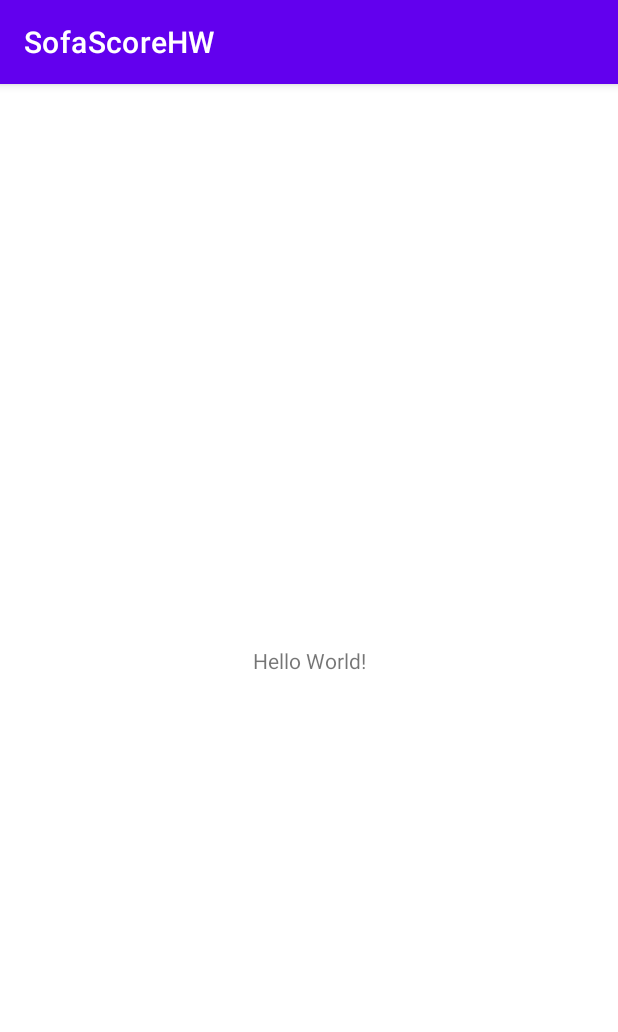
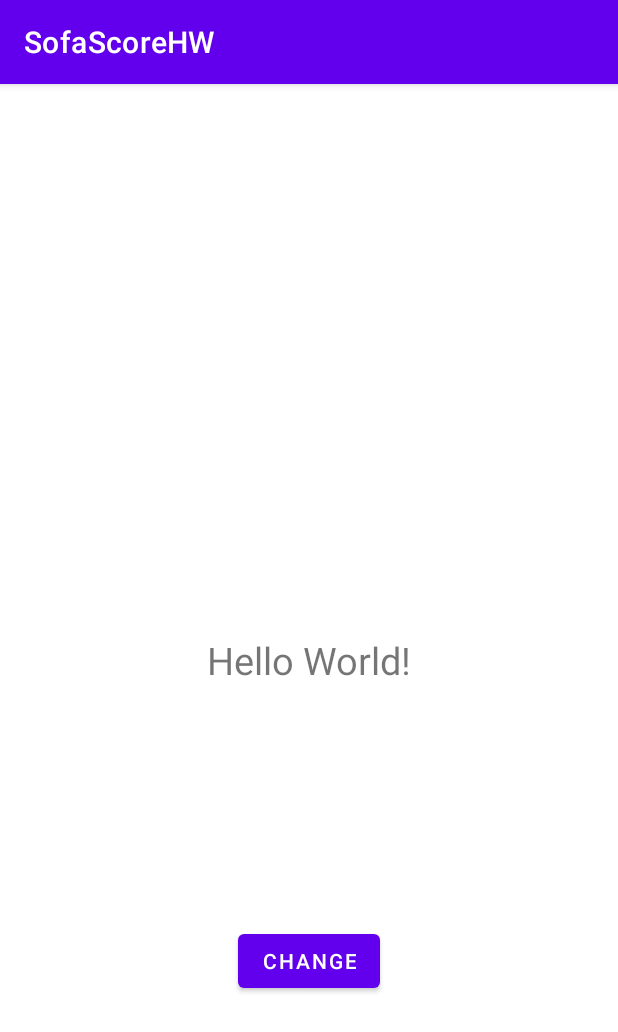
Before and after one commit to karlo-franic/SofaScoreHW, an Android app: the screen it shows after launch (MainActivity), on a phone screen of 412 x 824 dp. Shown: the top 1032 px of the screen. Run offline under Robolectric (Android 15) with nearby library versions, the phone set to English and light mode, and no system bars.

Commit message:
Add functional Button to change TextView

```diff
--- a/app/src/main/java/com/example/sofascorehw/MainActivity.kt
+++ b/app/src/main/java/com/example/sofascorehw/MainActivity.kt
@@ -2,10 +2,40 @@ package com.example.sofascorehw
 
 import androidx.appcompat.app.AppCompatActivity
 import android.os.Bundle
+import android.widget.Button
+import android.widget.TextView
 
 class MainActivity : AppCompatActivity() {
     override fun onCreate(savedInstanceState: Bundle?) {
         super.onCreate(savedInstanceState)
         setContentView(R.layout.activity_main)
+
+        val buttonForTextView : Button = findViewById(R.id.buttonForTextView)
+        val textViewOnScreen : TextView = findViewById(R.id.textViewOnScreen)
+
+        val buttonTextOdd : String = getString(R.string.button_name_odd)
+        val buttonTextEven : String = getString(R.string.button_name_even)
+        val TextViewOdd : String = getString(R.string.textview_change_odd)
+        val TextViewEven : String = getString(R.string.textview_change_even)
+
+        var counter = 0
+
+        buttonForTextView.setOnClickListener {
+
+            if (counter % 2 == 0) {
+                textViewOnScreen.text = "$counter $TextViewEven"
+                buttonForTextView.text = buttonTextEven
+            }
+            else {
+                textViewOnScreen.text = "$counter $TextViewOdd"
+                buttonForTextView.text = buttonTextOdd
+            }
+
+            counter = counter.inc()
+
+
+
+
+        }
     }
 }
--- a/app/src/main/res/layout/activity_main.xml
+++ b/app/src/main/res/layout/activity_main.xml
@@ -7,12 +7,25 @@
     tools:context=".MainActivity">
 
     <TextView
+        android:id="@+id/textViewOnScreen"
         android:layout_width="wrap_content"
         android:layout_height="wrap_content"
         android:text="Hello World!"
+        android:textSize="25sp"
         app:layout_constraintBottom_toBottomOf="parent"
         app:layout_constraintLeft_toLeftOf="parent"
         app:layout_constraintRight_toRightOf="parent"
         app:layout_constraintTop_toTopOf="parent" />
 
+    <Button
+        android:id="@+id/buttonForTextView"
+        android:layout_width="wrap_content"
+        android:layout_height="wrap_content"
+        android:text= "@string/button_name_default"
+        app:layout_constraintBottom_toBottomOf="parent"
+        app:layout_constraintEnd_toEndOf="parent"
+        app:layout_constraintStart_toStartOf="parent"
+        app:layout_constraintTop_toBottomOf="@+id/textViewOnScreen"
+        tools:ignore="MissingConstraints" />
+
 </androidx.constraintlayout.widget.ConstraintLayout>
--- a/app/src/main/res/values/strings.xml
+++ b/app/src/main/res/values/strings.xml
@@ -1,3 +1,8 @@
 <resources>
     <string name="app_name">SofaScoreHW</string>
+    <string name="button_name_default">CHANGE</string>
+    <string name="button_name_odd">ODD</string>
+    <string name="button_name_even">EVEN</string>
+    <string name="textview_change_even"> is even</string>
+    <string name="textview_change_odd"> is odd</string>
 </resources>
```
